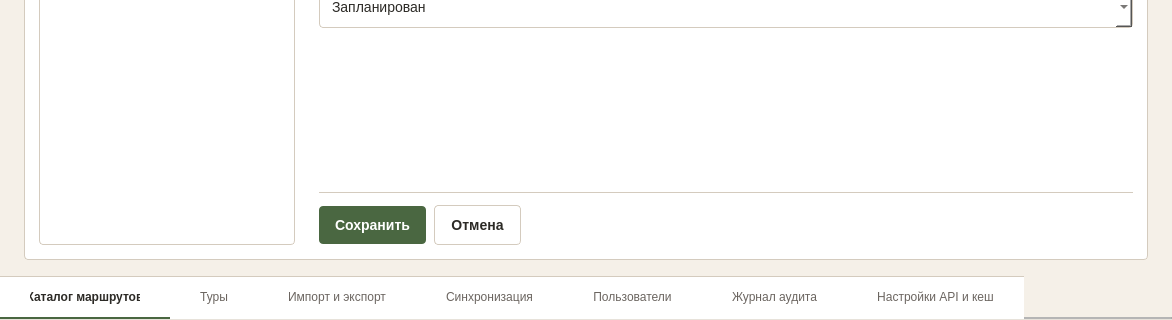
nikolas-po/legends_parma, file ui/windows/create_tour_window.ui: the form before one commit; both pictures show x 0 to 1172 and y 353 to 673 of the 1172 by 673 pixel window.
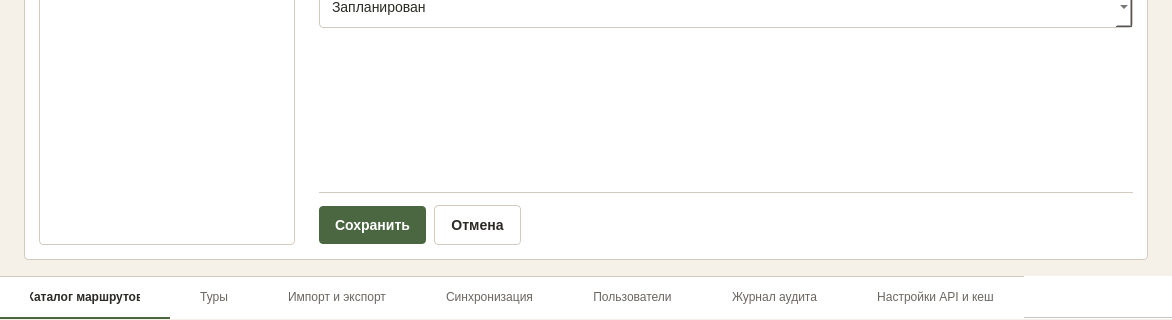
The form after the commit. The open tabs and pages were chosen to show the change. Icons and pictures are not drawn.

```diff
--- a/ui/windows/create_tour_window.ui
+++ b/ui/windows/create_tour_window.ui
@@ -316,7 +316,7 @@
       <property name="currentIndex"><number>1</number></property>
       <property name="usesScrollButtons"><bool>false</bool></property>
       <property name="tabsClosable"><bool>false</bool></property>
-      <property name="drawBase" stdset="0"><bool>false</bool></property>
+      <property name="documentMode"><bool>true</bool></property>
       <widget class="QWidget" name="tab_8"><attribute name="title"><string>Каталог маршрутов</string></attribute></widget>
       <widget class="QWidget" name="tab_9"><attribute name="title"><string>Туры</string></attribute></widget>
       <widget class="QWidget" name="tab_10"><attribute name="title"><string>Импорт и экспорт</string></attribute></widget>
```
Left out of the diff: 24 changed lines with no effect on the pictures.
